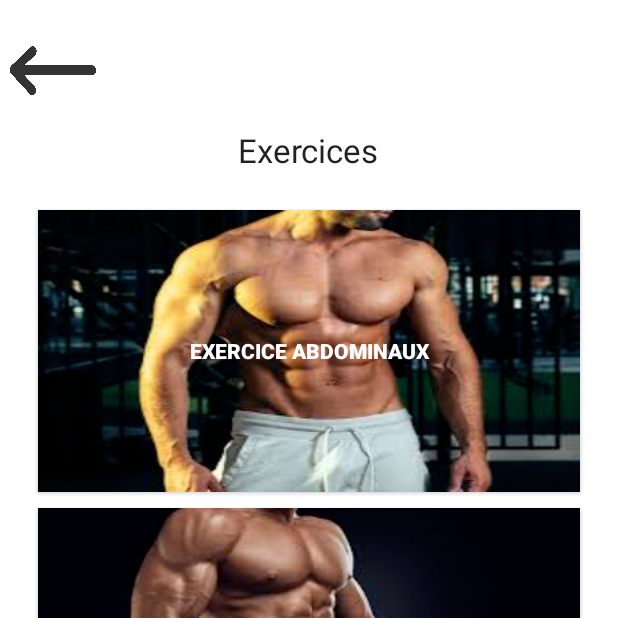
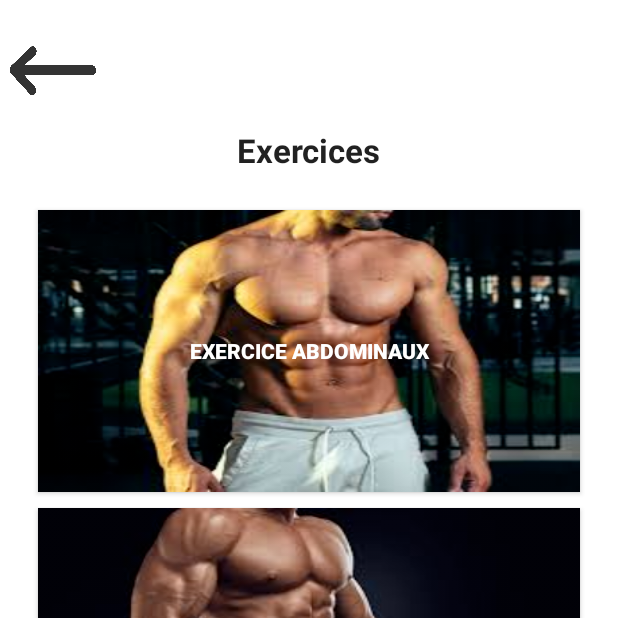
Before and after one commit to Stevehunn/OuiFit, an Android app: the MenuExercicesActivity screen opened directly, with no data from a screen before it, on a phone screen of 412 x 824 dp, the top half of it. Run offline under Robolectric (Android 15) with nearby library versions, the phone set to English and light mode, and no system bars.

Commit message:
Ajout style Titre

```diff
--- a/app/src/main/res/layout/fragment_connection_activity.xml
+++ b/app/src/main/res/layout/fragment_connection_activity.xml
@@ -16,11 +16,8 @@
 
     <TextView
         android:textAppearance="@style/TextAppearance.AppCompat.Large"
-        android:layout_marginBottom="20dp"
-        android:gravity="center"
+        style="@style/titre"
         android:id="@+id/textView"
-        android:layout_width="match_parent"
-        android:layout_height="wrap_content"
         android:text="@string/ConnectionTitre"/>
 
 
--- a/app/src/main/res/layout/inscription.xml
+++ b/app/src/main/res/layout/inscription.xml
@@ -26,11 +26,8 @@
 
         <TextView
             android:textAppearance="@style/TextAppearance.AppCompat.Large"
-            android:layout_marginBottom="20dp"
-            android:gravity="center"
+            style="@style/titre"
             android:id="@+id/textView"
-            android:layout_width="match_parent"
-            android:layout_height="wrap_content"
             android:text="@string/InscriptionTitre"
 />
         <LinearLayout
--- a/app/src/main/res/layout/menu_exercices.xml
+++ b/app/src/main/res/layout/menu_exercices.xml
@@ -22,11 +22,8 @@
                 android:background="@drawable/image_retour" />
 
             <TextView
-                android:layout_width="wrap_content"
-                android:layout_height="wrap_content"
-                android:layout_gravity="center"
-                android:text="@string/Exercices"
-                android:textAppearance="@style/TextAppearance.AppCompat.Large" />
+                style="@style/titre"
+                android:text="@string/Exercices" />
 
             <LinearLayout
                 android:layout_width="match_parent"
--- a/app/src/main/res/layout/menu_stat.xml
+++ b/app/src/main/res/layout/menu_stat.xml
@@ -46,7 +46,7 @@
 
                     <Button
                         android:id="@+id/btversExercice3"
-                       style="@style/btBasGauche"
+                        style="@style/btBasGauche"
                         android:text="@string/Exercices" />
 
                     <Button
--- a/app/src/main/res/values/style.xml
+++ b/app/src/main/res/values/style.xml
@@ -1,5 +1,13 @@
 <?xml version="1.0" encoding="utf-8"?>
 <resources>
+
+    <style name="titre">
+        <item name="android:textStyle">bold</item>
+        <item name="android:layout_width">wrap_content</item>
+        <item name="android:layout_height">wrap_content</item>
+        <item name="android:layout_gravity">center</item>
+        <item name="android:textAppearance">@style/TextAppearance.AppCompat.Large</item>
+    </style>
 
     <style name="btRetour">
         <item name="android:layout_marginLeft">5dp</item>
@@ -29,6 +37,7 @@
         <item name="android:layout_height">wrap_content</item>
         <item name="android:layout_marginRight">20dp</item>
         <item name="android:layout_marginLeft">10dp</item>
+        <item name="android:layout_marginBottom">20dp</item>
         <item name="android:layout_weight">2</item>
     </style>
 
@@ -37,5 +46,4 @@
 
 
 
-
 </resources>
```
Also changed, not shown: app/src/main/res/layout/activity_main.xml (+2 -5 lines), app/src/main/res/layout/menu_course.xml (+2 -5 lines).
